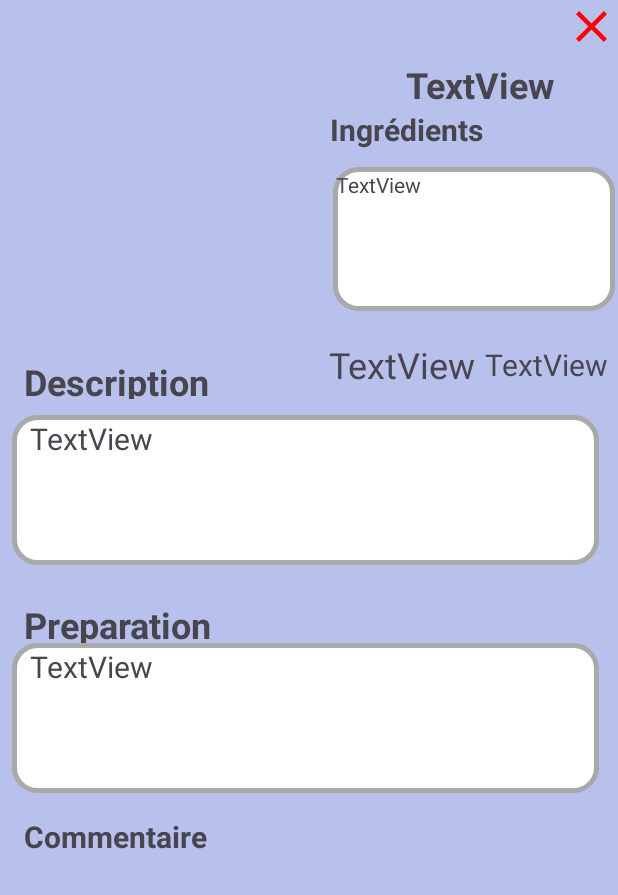
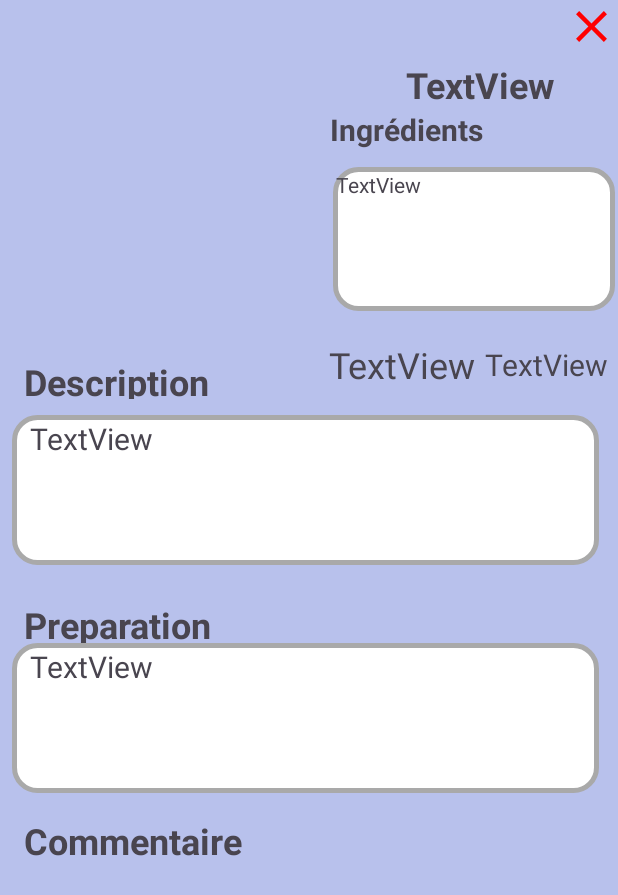
Before and after one commit to Cocktail-Wizard/CocktailWizardAppMobile, an Android app: the fragment PublicationFragment placed in its activity, on a phone screen of 412 x 824 dp. Shown: the top 895 px of the screen. Run offline under Robolectric (Android 15) with nearby library versions, the light colour scheme and no system bars; our stand-ins replace Picasso; pictures from the network do not load; Roboto replaces fonts that are not available here.

Commit message:
taille titre commentaire

```diff
--- a/app/src/main/res/layout/fiche_cocktail.xml
+++ b/app/src/main/res/layout/fiche_cocktail.xml
@@ -216,7 +216,7 @@
         android:layout_height="30dp"
         android:text="Commentaire"
         android:textAlignment="textStart"
-        android:textSize="20sp"
+        android:textSize="24sp"
         android:textStyle="bold"
         app:layout_constraintEnd_toStartOf="@+id/guideline10"
         app:layout_constraintHorizontal_bias="0.258"
```
